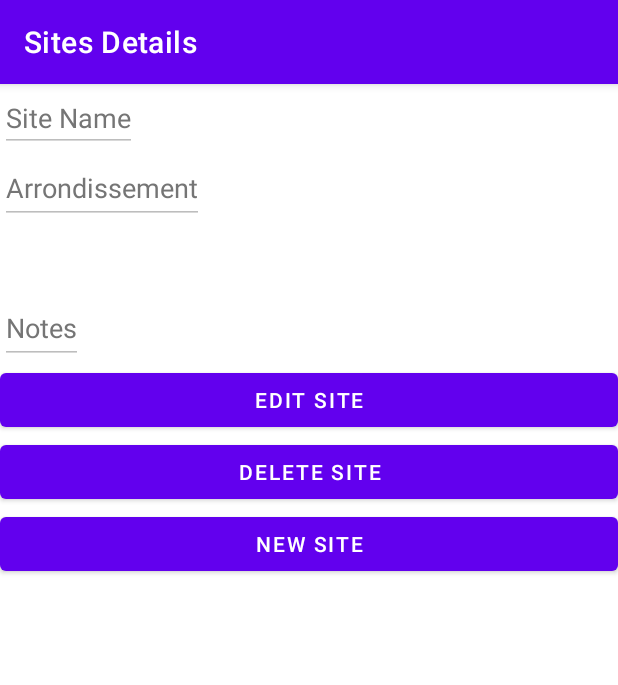
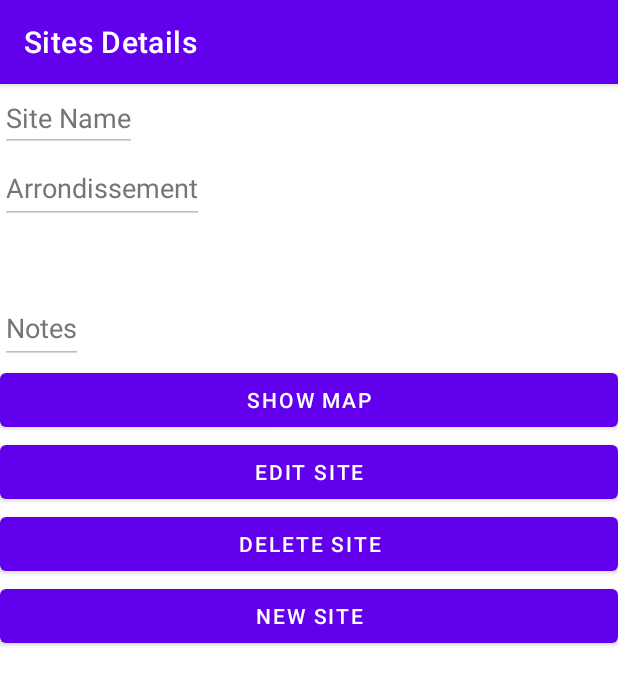
Before and after one commit to topherjn/Lutetia, an Android app: the fragment SiteDetailFragment placed in its activity, on a phone screen of 412 x 824 dp. Shown: the top 685 px of the screen. Run offline under Robolectric (Android 15) with nearby library versions, the phone set to English and light mode, and no system bars; our stand-ins replace Room's generated code; 1 statement that could not run was skipped.

Commit message:
minor tweaks

```diff
--- a/app/src/main/java/com/topherjn/lutetia/ui/SiteListFragment.kt
+++ b/app/src/main/java/com/topherjn/lutetia/ui/SiteListFragment.kt
@@ -57,9 +57,7 @@ class SiteListFragment : Fragment() {
         recyclerView.layoutManager = LinearLayoutManager(requireContext())
 
         val siteAdapter = SiteAdapter {
-//            val intent = Intent(Intent.ACTION_VIEW)
-//            intent.data = Uri.parse(it.url)
-//            startActivity(intent)
+
             val siteId = it.siteId
             val action = SiteListFragmentDirections.actionSiteListFragmentToSiteDetailFragment(siteId)
             findNavController().navigate(action)
--- a/app/src/main/res/layout/fragment_site_detail.xml
+++ b/app/src/main/res/layout/fragment_site_detail.xml
@@ -49,6 +49,12 @@
         android:textColorHint="#757575" />
 
     <Button
+        android:id="@+id/show_map_button"
+        android:layout_width="match_parent"
+        android:layout_height="wrap_content"
+        android:text="@string/show_map" />
+
+    <Button
         android:id="@+id/edit_site_button"
         android:layout_width="match_parent"
         android:layout_height="wrap_content"
--- a/app/src/main/res/values/strings.xml
+++ b/app/src/main/res/values/strings.xml
@@ -9,4 +9,5 @@
     <string name="delete_site">Delete Site</string>
     <string name="new_site">New Site</string>
     <string name="url">URL</string>
+    <string name="show_map">Show Map</string>
 </resources>
```
Also changed, not shown: app/src/main/java/com/topherjn/lutetia/ui/SiteDetailFragment.kt (+15 -0 lines).
